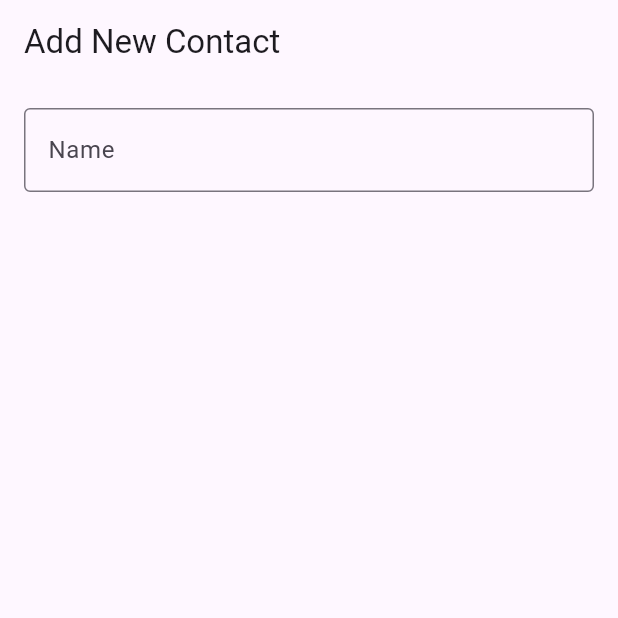
After one commit to Milarize/Contact, a Flutter app: the screen it shows after launch, on a phone screen of 412 x 824 dp, the top half of it. The commit adds this screen. Run offline on Flutter 3.47's test engine with Material 3 defaults, Android fonts, the phone set to English and light mode, and no system bars.

Commit message:
nameController

```diff
--- /dev/null
+++ b/lib/add_contact_widget.dart
@@ -0,0 +1,37 @@
+import 'package:flutter/material.dart';
+
+class AddContactWidget extends StatefulWidget {
+  const AddContactWidget({ Key? key }) : super(key: key);
+
+  @override
+  _AddContactWidgetState createState() => _AddContactWidgetState();
+}
+
+class _AddContactWidgetState extends State<AddContactWidget> {
+  final _formKey = GlobalKey<FormState>();
+  late TextEditingController nameController;
+  @override
+  void initState(){
+    super.initState();
+    nameController =TextEditingController();
+  }
+  Widget build(BuildContext context) {
+    return Scaffold(
+      appBar:AppBar(title:Text('Add New Contact'),),body:Form(key: _formKey,
+      child:ListView(
+        padding:EdgeInsets.all(16),
+        children: [
+          TextFormField(
+            controller :nameController,
+            decoration: InputDecoration(
+              labelText:'Name',border:OutlineInputBorder()),
+              validator: (value){
+        if(value==null||value.isEmpty){
+          return 'Please enter name';
+        }
+        return null;
+      },)],))
+
+    );
+  }
+}
--- a/lib/main.dart
+++ b/lib/main.dart
@@ -1,4 +1,5 @@
 import 'package:flutter/material.dart';
+import 'package:my_contact/add_contact_widget.dart';
 import 'package:my_contact/contact_widget.dart';
 
 void main() {
@@ -11,7 +12,7 @@ class MainApp extends StatelessWidget {
   @override
   Widget build(BuildContext context) {
     return const MaterialApp(
-     home:ContactWidget(),
+     home:AddContactWidget(),
     );
   }
 }
```
